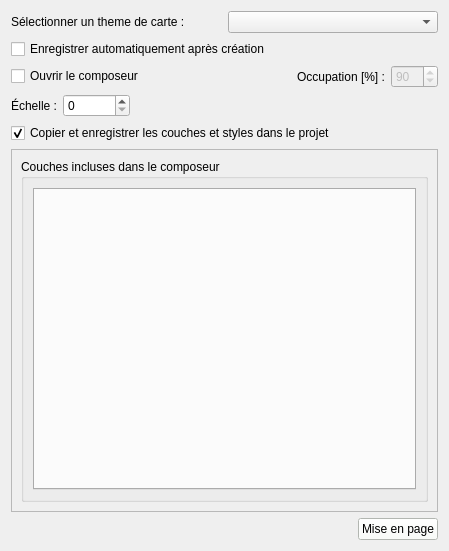
Qt form qsequoia2/scripts/project_settings/project_settings.ui (SequoiApp/Qsequoia2) before a commit.
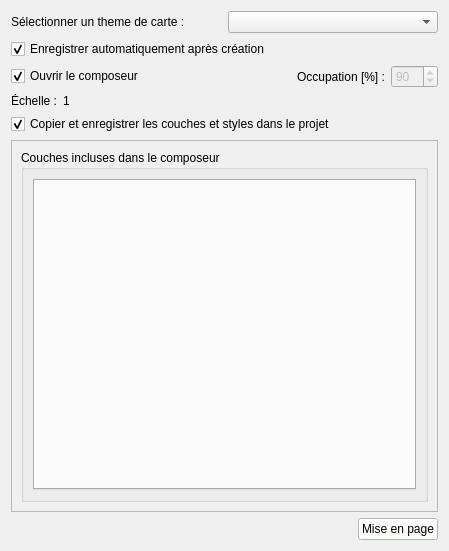
The same form after that commit. Custom widgets are drawn as their Qt base class.

Commit message: first portage of project settings

What changed in the file:
```diff
--- a/qsequoia2/scripts/project_settings/project_settings.ui
+++ b/qsequoia2/scripts/project_settings/project_settings.ui
@@ -33,6 +33,9 @@
      <property name="text">
       <string>Enregistrer automatiquement après création</string>
      </property>
+     <property name="checked">
+      <bool>true</bool>
+     </property>
     </widget>
    </item>
    <item>
@@ -42,6 +45,9 @@
        <property name="text">
         <string>Ouvrir le composeur</string>
        </property>
+       <property name="checked">
+        <bool>true</bool>
+       </property>
       </widget>
      </item>
      <item>
@@ -101,9 +107,9 @@
       </widget>
      </item>
      <item>
-      <widget class="QSpinBox" name="scaleBox">
-       <property name="maximum">
-        <number>1000000000</number>
+      <widget class="QLabel" name="scaleBox">
+       <property name="text">
+        <string>1</string>
        </property>
       </widget>
      </item>
@@ -160,7 +166,7 @@
         <x>0</x>
         <y>0</y>
         <width>425</width>
-        <height>337</height>
+        <height>345</height>
        </rect>
       </property>
       <layout class="QVBoxLayout" name="scrollLayout">
```
Left out of the diff: 5 changed lines with no effect on the pictures. The commit also changes 6 other files.
